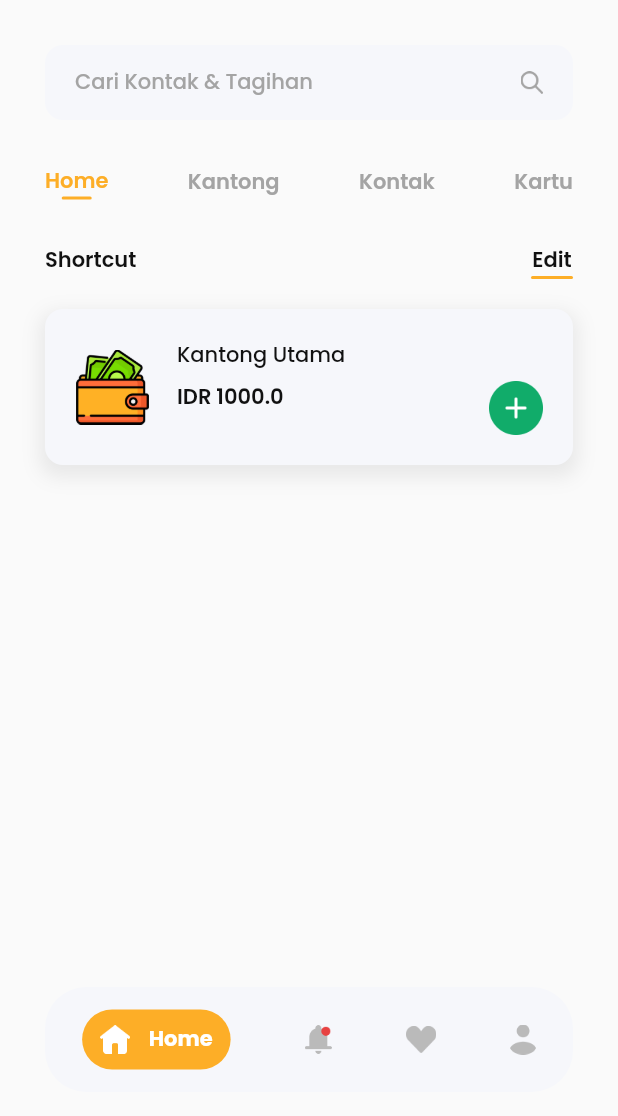
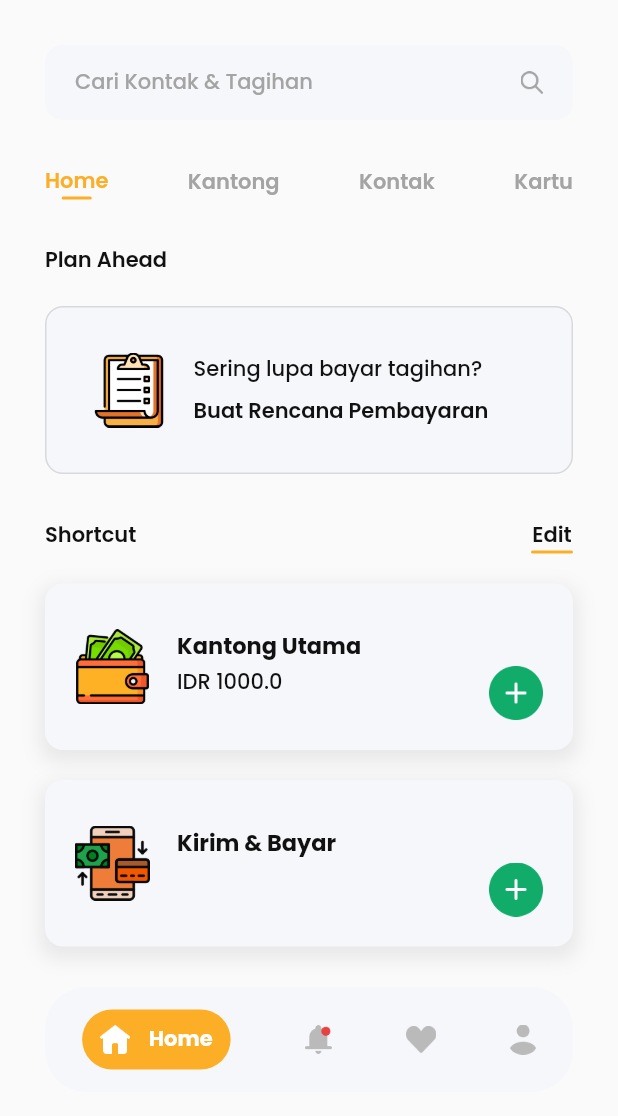
Before and after one commit to ptkrisnaanggara/jago-apps, a Flutter app: the screen it shows after launch, on a phone screen of 412 x 824 dp, the part 120-1236 px from its top. Run offline on Flutter 3.47's test engine with Material 2 defaults, Android fonts, the phone set to English and light mode, and no system bars; our stand-ins replace google_fonts.

Commit message:
Add Plan Card

```diff
--- a/lib/pages/home/home_page.dart
+++ b/lib/pages/home/home_page.dart
@@ -127,6 +127,75 @@ class HomePage extends StatelessWidget {
     );
   }
 
+  Widget buildPlanCard() {
+    return Container(
+      margin: EdgeInsets.only(top: 30),
+      child: Column(
+        crossAxisAlignment: CrossAxisAlignment.start,
+        children: [
+          Row(
+            mainAxisAlignment: MainAxisAlignment.spaceBetween,
+            crossAxisAlignment: CrossAxisAlignment.start,
+            children: [
+              Text(
+                'Plan Ahead',
+                style: blackTextStyle.copyWith(
+                  fontWeight: semiBold,
+                ),
+              ),
+            ],
+          ),
+          Container(
+            margin: EdgeInsets.only(top: 20),
+            padding: EdgeInsets.all(30),
+            decoration: BoxDecoration(
+              borderRadius: BorderRadius.circular(defaultRadius),
+              color: kLightGreyColor,
+              border: Border.all(color: Colors.black12)
+            ),
+            child: Row(
+              children: [
+                Container(
+                  width: 50,
+                  height: 50,
+                  margin: EdgeInsets.only(right: 18),
+                  decoration: BoxDecoration(
+                    image: DecorationImage(
+                      fit: BoxFit.cover,
+                      image: AssetImage('assets/tasks.png'),
+                    ),
+                  ),
+                ),
+                Expanded(
+                  child: Column(
+                    crossAxisAlignment: CrossAxisAlignment.start,
+                    children: [
+                      Text(
+                        'Sering lupa bayar tagihan?',
+                        style: blackTextStyle.copyWith(
+                          fontWeight: medium,
+                        ),
+                      ),
+                      SizedBox(
+                        height: 7,
+                      ),
+                      Text(
+                        'Buat Rencana Pembayaran',
+                        style: blackTextStyle.copyWith(
+                          fontWeight: semiBold,
+                        ),
+                      ),
+                    ],
+                  ),
+                ),
+              ],
+            ),
+          )
+        ],
+      ),
+    );
+  }
+
   Widget buildPopularFood() {
     return Container(
       margin: EdgeInsets.only(top: 30),
@@ -174,26 +243,13 @@ class HomePage extends StatelessWidget {
           CustomCard(
             name: 'Kantong Utama',
             price: 1000,
-            imageUrl: 'assets/wallet.png' ,
+            imageUrl: 'assets/wallet.png',
           ),
-          //   price: 49.999,
-          //   imageUrl: 'assets/image_pizza.png',),
-
-          // FoodCard(
-          //   name: 'Pizza',
-          //   price: 49.999,
-          //   imageUrl: 'assets/image_pizza.png',
-          // ),
-          // FoodCard(
-          //   name: 'Hamburger',
-          //   price: 59.999,
-          //   imageUrl: 'assets/image_hamburger.png',
-          // ),
-          // FoodCard(
-          //   name: 'Double Hot Dog',
-          //   price: 34.999,
-          //   imageUrl: 'assets/image_hotdog.png',
-          // ),
+          CustomCard(
+            name: 'Kirim & Bayar',
+            price: -1,
+            imageUrl: 'assets/transaction.png',
+          ),
         ],
       ),
     );
@@ -300,6 +356,7 @@ class HomePage extends StatelessWidget {
           buildAppBar(),
           buildSearchBar(),
           buildTabBar(),
+          buildPlanCard(),
           buildPopularFood(),
           SizedBox(
             height: 140,
--- a/lib/widgets/custom_card.dart
+++ b/lib/widgets/custom_card.dart
@@ -49,23 +49,28 @@ class CustomCard extends StatelessWidget {
             child: Column(
               crossAxisAlignment: CrossAxisAlignment.start,
               children: [
-                Text(
-                  name,
-                  style: blackTextStyle.copyWith(
-                    fontWeight: medium,
+                Container(
+                  margin: EdgeInsets.only(top: 10),
+                  child: Text(
+                    name,
+                    style: blackTextStyle.copyWith(
+                      fontWeight: bold,
+                      fontSize: 15,
+                    ),
                   ),
                 ),
                 SizedBox(
-                  height: 7,
+                  height: 2,
                 ),
                 Row(
                   mainAxisAlignment: MainAxisAlignment.spaceBetween,
                   crossAxisAlignment: CrossAxisAlignment.start,
                   children: [
                     Text(
-                      'IDR $price',
+                      (price > -1 ? ('IDR ' + price.toString()) : '')
+                          .toString(),
                       style: blackTextStyle.copyWith(
-                        fontWeight: semiBold,
+                        fontWeight: medium,
                       ),
                     ),
                     Container(
```
Also changed, not shown: assets/tasks.png (added), assets/transaction.png (added).
